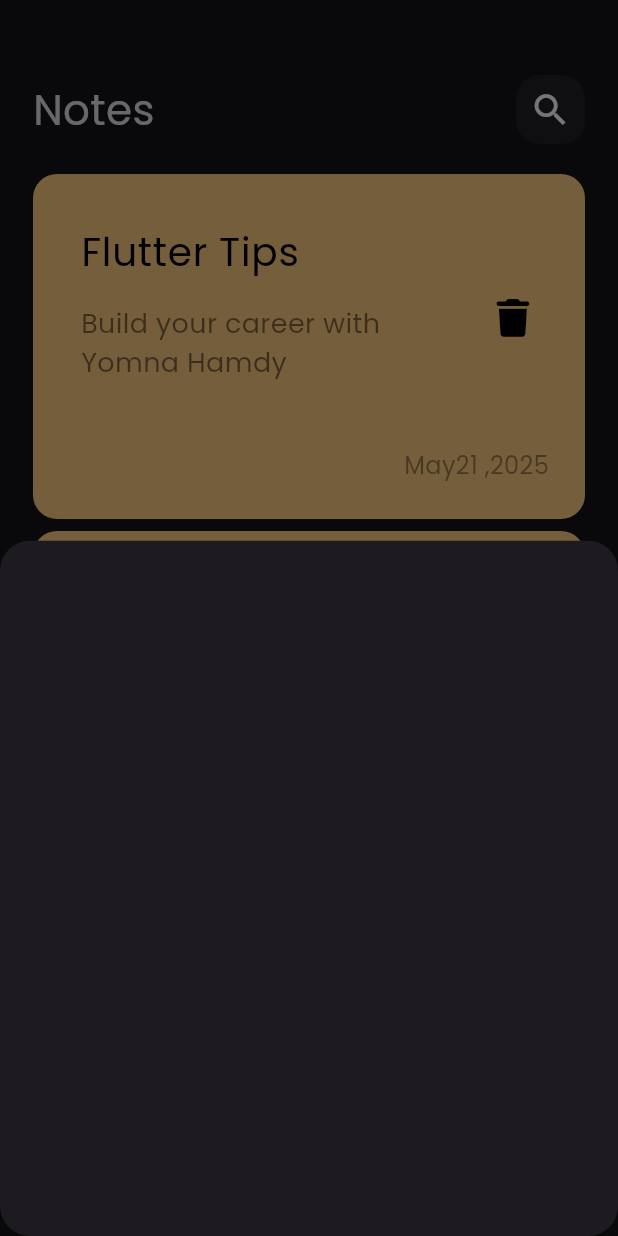
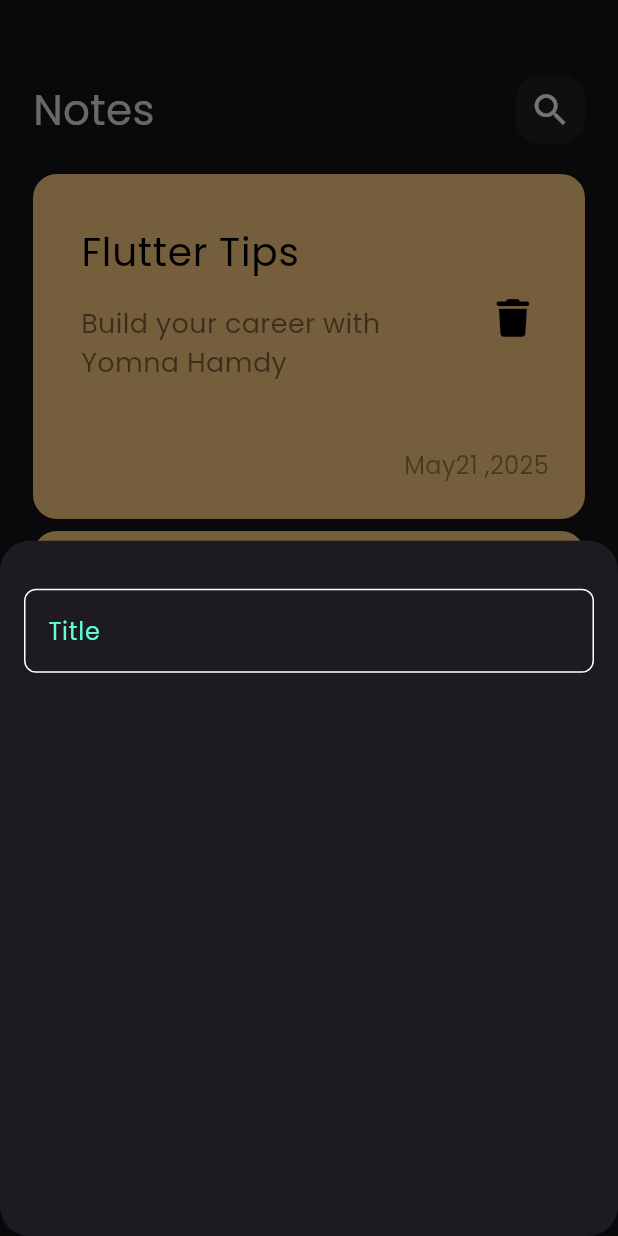
Before and after one commit to yomnaahmed134/notes_app, a Flutter app: the screen it shows after launch, after a tap on the "add" icon, on a phone screen of 412 x 824 dp. Run offline on Flutter 3.47's test engine with Material 3 defaults, Android fonts, the phone set to English and light mode, and no system bars; our stand-ins replace font_awesome_flutter.

Commit message:
create custom text field

```diff
--- /dev/null
+++ b/lib/constant.dart
@@ -0,0 +1,3 @@
+import 'package:flutter/cupertino.dart';
+
+const kPrimaryColor = Color(0xff62fcd7);
--- a/lib/views/notes_view.dart
+++ b/lib/views/notes_view.dart
@@ -1,4 +1,5 @@
 import 'package:flutter/material.dart';
+import 'package:notes_app/constant.dart';
 import 'package:notes_app/views/widgets/add_note_bottom_sheet.dart';
 import 'package:notes_app/views/widgets/notes_view_body.dart';
 
@@ -20,7 +21,7 @@ class NotesView extends StatelessWidget {
             },
           );
         },
-        backgroundColor: const Color.fromARGB(255, 236, 158, 54),
+        backgroundColor: kPrimaryColor,
         child: Icon(Icons.add),
       ),
       body: const NotesViewBody(),
--- a/lib/views/widgets/add_note_bottom_sheet.dart
+++ b/lib/views/widgets/add_note_bottom_sheet.dart
@@ -1,10 +1,14 @@
 import 'package:flutter/material.dart';
+import 'package:notes_app/views/widgets/custom_text_field.dart';
 
 class AddNoteBottomSheet extends StatelessWidget {
   const AddNoteBottomSheet({super.key});
 
   @override
   Widget build(BuildContext context) {
-    return Container();
+    return Padding(
+      padding: const EdgeInsets.symmetric(horizontal: 16.0),
+      child: Column(children: [SizedBox(height: 32), CustomTextField()]),
+    );
   }
 }
--- /dev/null
+++ b/lib/views/widgets/custom_text_field.dart
@@ -0,0 +1,25 @@
+import 'package:flutter/material.dart';
+import 'package:notes_app/constant.dart';
+
+class CustomTextField extends StatelessWidget {
+  const CustomTextField({super.key});
+
+  @override
+  Widget build(BuildContext context) {
+    return TextField(
+      cursorColor: kPrimaryColor,
+      decoration: InputDecoration(
+        hintText: 'Title',
+        hintStyle: TextStyle(color: kPrimaryColor),
+        border: buildBorder(),
+        enabledBorder: buildBorder(),
+        focusedBorder: buildBorder(kPrimaryColor),
+      ),
+    );
+  }
+
+  OutlineInputBorder buildBorder([color]) => OutlineInputBorder(
+    borderRadius: BorderRadius.circular(8),
+    borderSide: BorderSide(color: color ?? Colors.white),
+  );
+}
```
